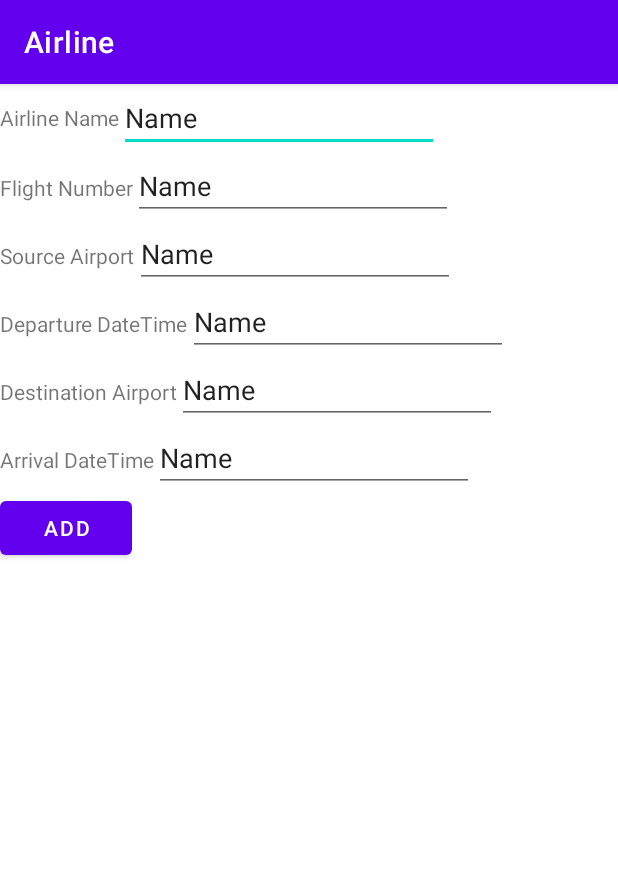
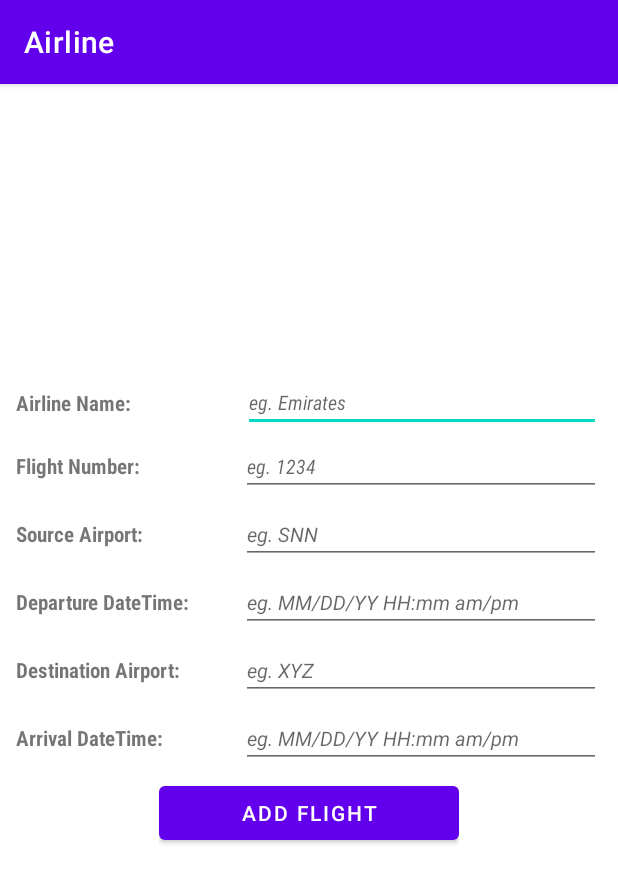
Before and after one commit to SayleeMJ/CS-510Adv-Java-sjagtap, an Android app: the AddFlightActivity screen opened directly, with no data from a screen before it, on a phone screen of 412 x 824 dp. Shown: the top 883 px of the screen. Run offline under Robolectric (Android 15) with nearby library versions, the phone set to English and light mode, and no system bars.

Commit message:
Updated UI design for activity_add_flight.xml

```diff
--- a/airline-android/app/src/main/res/layout/activity_add_flight.xml
+++ b/airline-android/app/src/main/res/layout/activity_add_flight.xml
@@ -7,45 +7,53 @@
     tools:context=".AddFlightActivity">
 
     <LinearLayout
-        android:orientation="vertical"
         android:layout_width="match_parent"
-        android:layout_height="match_parent">
+        android:layout_height="700dp"
+        android:gravity="center"
+        android:orientation="vertical">
 
         <LinearLayout
             android:id="@+id/llAirlineName"
-            android:layout_width="wrap_content"
-            android:layout_height="wrap_content"
+            android:layout_width="390dp"
+            android:layout_height="45dp"
             android:gravity="center"
             android:orientation="horizontal">
 
             <TextView
                 android:id="@+id/tvAirlineName"
-                android:layout_width="wrap_content"
+                android:layout_width="151dp"
                 android:layout_height="wrap_content"
-                android:text="Airline Name" />
+                android:fontFamily="sans-serif-condensed"
+                android:textStyle="bold"
+                android:text="Airline Name:" />
 
             <EditText
                 android:id="@+id/etAirlineName"
                 android:layout_width="match_parent"
                 android:layout_height="wrap_content"
                 android:ems="10"
+                android:fontFamily="sans-serif-condensed"
+                android:hint="eg. Emirates"
                 android:inputType="textPersonName"
-                android:text="Name" />
+                android:textSize="13dp"
+                android:textStyle="italic" />
 
         </LinearLayout>
 
         <LinearLayout
             android:id="@+id/llLFightNumber"
-            android:layout_width="wrap_content"
-            android:layout_height="wrap_content"
+            android:layout_width="390dp"
+            android:layout_height="45dp"
             android:orientation="horizontal">
 
             <TextView
                 android:id="@+id/tvFLightNumber"
-                android:layout_width="wrap_content"
+                android:layout_width="300dp"
                 android:layout_height="wrap_content"
                 android:layout_weight="1"
-                android:text="Flight Number" />
+                android:fontFamily="sans-serif-condensed"
+                android:textStyle="bold"
+                android:text="Flight Number:" />
 
             <EditText
                 android:id="@+id/etFLightNumber"
@@ -53,23 +61,29 @@
                 android:layout_height="wrap_content"
                 android:layout_weight="1"
                 android:ems="10"
+                android:fontFamily="sans-serif-condensed"
+                android:hint="eg. 1234"
                 android:inputType="textPersonName"
-                android:text="Name" />
+                android:textSize="13dp"
+                android:textStyle="italic"
+                />
 
         </LinearLayout>
 
         <LinearLayout
             android:id="@+id/llSource"
-            android:layout_width="wrap_content"
-            android:layout_height="wrap_content"
+            android:layout_width="390dp"
+            android:layout_height="45dp"
             android:orientation="horizontal">
 
             <TextView
                 android:id="@+id/tvSource"
-                android:layout_width="wrap_content"
+                android:layout_width="300dp"
                 android:layout_height="wrap_content"
                 android:layout_weight="1"
-                android:text="Source Airport" />
+                android:fontFamily="sans-serif-condensed"
+                android:textStyle="bold"
+                android:text="Source Airport:" />
 
             <EditText
                 android:id="@+id/etSource"
@@ -77,23 +91,27 @@
                 android:layout_height="wrap_content"
                 android:layout_weight="1"
                 android:ems="10"
+                android:hint="eg. SNN"
                 android:inputType="textPersonName"
-                android:text="Name" />
+                android:textSize="13dp"
+                android:textStyle="italic" />
 
         </LinearLayout>
 
         <LinearLayout
             android:id="@+id/llDepartureDateTime"
-            android:layout_width="wrap_content"
-            android:layout_height="wrap_content"
+            android:layout_width="390dp"
+            android:layout_height="45dp"
             android:orientation="horizontal">
 
             <TextView
                 android:id="@+id/tvDeparture"
-                android:layout_width="wrap_content"
+                android:layout_width="300dp"
                 android:layout_height="wrap_content"
                 android:layout_weight="1"
-                android:text="Departure DateTime" />
+                android:fontFamily="sans-serif-condensed"
+                android:text="Departure DateTime:"
+                android:textStyle="bold" />
 
             <EditText
                 android:id="@+id/etDeparture"
@@ -101,23 +119,27 @@
                 android:layout_height="wrap_content"
                 android:layout_weight="1"
                 android:ems="10"
+                android:hint="eg. MM/DD/YY HH:mm am/pm"
                 android:inputType="textPersonName"
-                android:text="Name" />
+                android:textSize="13dp"
+                android:textStyle="italic" />
 
         </LinearLayout>
 
         <LinearLayout
             android:id="@+id/llDestination"
-            android:layout_width="wrap_content"
-            android:layout_height="wrap_content"
+            android:layout_width="390dp"
+            android:layout_height="45dp"
             android:orientation="horizontal">
 
             <TextView
                 android:id="@+id/tvDestination"
-                android:layout_width="wrap_content"
+                android:layout_width="300dp"
                 android:layout_height="wrap_content"
                 android:layout_weight="1"
-                android:text="Destination Airport" />
+                android:fontFamily="sans-serif-condensed"
+                android:textStyle="bold"
+                android:text="Destination Airport:" />
 
             <EditText
                 android:id="@+id/etDestination"
@@ -125,23 +147,27 @@
                 android:layout_height="wrap_content"
                 android:layout_weight="1"
                 android:ems="10"
+                android:hint="eg. XYZ"
                 android:inputType="textPersonName"
-                android:text="Name" />
+                android:textSize="13dp"
+                android:textStyle="italic" />
 
         </LinearLayout>
 
         <LinearLayout
             android:id="@+id/llArrivalDateTime"
-            android:layout_width="wrap_content"
-            android:layout_height="wrap_content"
+            android:layout_width="390dp"
+            android:layout_height="45dp"
             android:orientation="horizontal">
 
             <TextView
                 android:id="@+id/tvArrival"
-                android:layout_width="wrap_content"
+                android:layout_width="300dp"
                 android:layout_height="wrap_content"
                 android:layout_weight="1"
-                android:text="Arrival DateTime" />
+                android:fontFamily="sans-serif-condensed"
+                android:textStyle="bold"
+                android:text="Arrival DateTime:" />
 
             <EditText
                 android:id="@+id/etArrival"
@@ -149,26 +175,28 @@
                 android:layout_height="wrap_content"
                 android:layout_weight="1"
                 android:ems="10"
+                android:hint="eg. MM/DD/YY HH:mm am/pm"
                 android:inputType="textPersonName"
-                android:text="Name" />
+                android:textSize="13dp"
+                android:textStyle="italic" />
 
         </LinearLayout>
 
         <LinearLayout
             android:id="@+id/llButton"
-            android:layout_width="wrap_content"
+            android:layout_width="200dp"
             android:layout_height="wrap_content"
             android:orientation="horizontal">
 
 
             <Button
                 android:id="@+id/btAdd"
-                android:layout_width="wrap_content"
+                android:layout_width="0dp"
                 android:layout_height="wrap_content"
                 android:layout_weight="1"
                 android:gravity="center"
                 android:onClick="addAirline"
-                android:text="Add" />
+                android:text="Add Flight" />
         </LinearLayout>
     </LinearLayout>
 
```
